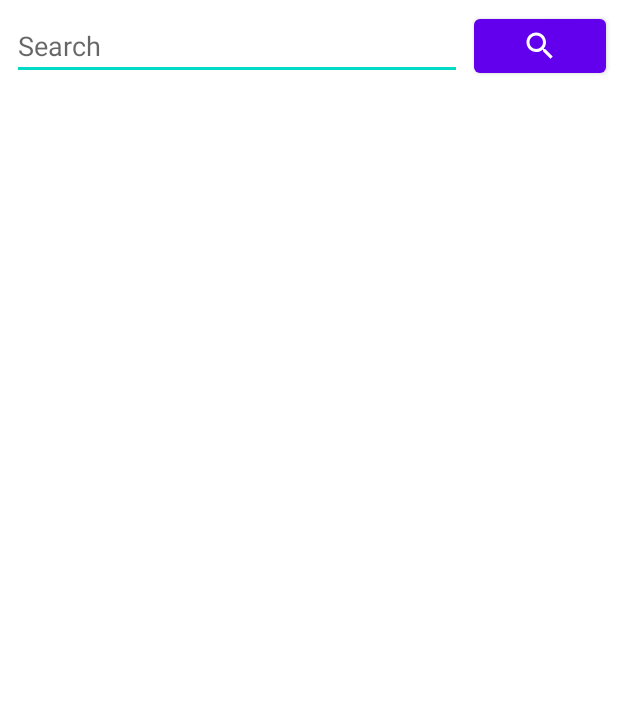
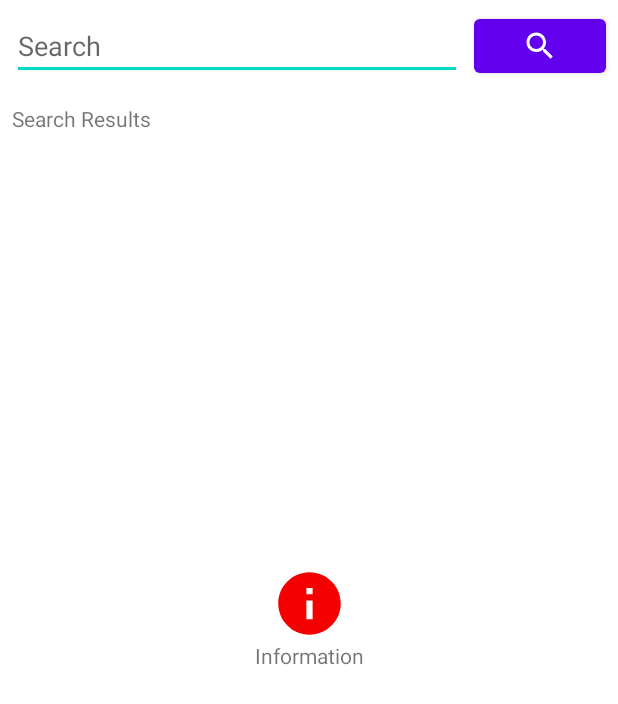
Before and after one commit to ShoaibAkhtar-Blue/BookListing, an Android app: the layout activity_book_listing.xml on its own in the app's theme, with its tools: preview values and no code run, on a phone screen of 412 x 824 dp. Shown: the top 704 px of the screen. Run offline under Robolectric (Android 15) with nearby library versions, the phone set to English and light mode, and no system bars.

Commit message:
Add support for network status and empty view

```diff
--- a/app/src/main/AndroidManifest.xml
+++ b/app/src/main/AndroidManifest.xml
@@ -1,6 +1,9 @@
 <?xml version="1.0" encoding="utf-8"?>
 <manifest xmlns:android="http://schemas.android.com/apk/res/android"
     package="blue.project.booklisting">
+
+    <uses-permission android:name="android.permission.INTERNET" />
+    <uses-permission android:name="android.permission.ACCESS_NETWORK_STATE" />
 
     <application
         android:allowBackup="true"
@@ -20,6 +23,4 @@
         </activity>
     </application>
 
-    <uses-permission android:name="android.permission.INTERNET" />
-
 </manifest>
--- /dev/null
+++ b/app/src/main/res/drawable/ic_baseline_info_24.xml
@@ -0,0 +1,5 @@
+<vector android:height="50dp" android:tint="#F50000"
+    android:viewportHeight="24" android:viewportWidth="24"
+    android:width="50dp" xmlns:android="http://schemas.android.com/apk/res/android">
+    <path android:fillColor="@android:color/white" android:pathData="M12,2C6.48,2 2,6.48 2,12s4.48,10 10,10 10,-4.48 10,-10S17.52,2 12,2zM13,17h-2v-6h2v6zM13,9h-2L11,7h2v2z"/>
+</vector>
--- a/app/src/main/res/layout/activity_book_listing.xml
+++ b/app/src/main/res/layout/activity_book_listing.xml
@@ -40,7 +40,7 @@
         android:layout_marginStart="8dp"
         android:layout_marginTop="16dp"
         android:text="@string/textView_search_results"
-        android:visibility="invisible"
+        android:visibility="visible"
         app:layout_constraintStart_toStartOf="parent"
         app:layout_constraintTop_toBottomOf="@+id/editText_search" />
 
@@ -51,7 +51,35 @@
         android:layout_marginTop="8dp"
         app:layout_constraintBottom_toBottomOf="parent"
         app:layout_constraintEnd_toEndOf="parent"
+        app:layout_constraintHorizontal_bias="0.0"
         app:layout_constraintStart_toStartOf="parent"
-        app:layout_constraintTop_toBottomOf="@+id/textView_search_results" />
+        app:layout_constraintTop_toBottomOf="@+id/textView_search_results"
+        app:layout_constraintVertical_bias="0.0" />
+
+    <LinearLayout
+        android:id="@+id/empty_view"
+        android:layout_width="wrap_content"
+        android:layout_height="wrap_content"
+        android:orientation="vertical"
+        app:layout_constraintBottom_toBottomOf="parent"
+        app:layout_constraintEnd_toEndOf="parent"
+        app:layout_constraintStart_toStartOf="parent"
+        app:layout_constraintTop_toTopOf="parent">
+
+        <ImageView
+            android:id="@+id/imageView_info"
+            android:layout_width="wrap_content"
+            android:layout_height="wrap_content"
+            android:layout_gravity="center"
+            android:src="@drawable/ic_baseline_info_24" />
+
+        <TextView
+            android:id="@+id/textView_info"
+            android:layout_width="wrap_content"
+            android:layout_height="wrap_content"
+            android:layout_gravity="center"
+            android:text="@string/textView_info" />
+
+    </LinearLayout>
 
 </androidx.constraintlayout.widget.ConstraintLayout>
--- a/app/src/main/res/values/strings.xml
+++ b/app/src/main/res/values/strings.xml
@@ -8,4 +8,7 @@
     <string name="textView_publishedDate">Published Date</string>
     <string name="textView_pageCount">Page Count</string>
     <string name="textView_description">Description</string>
+    <string name="textView_info">Information</string>
+    <string name="message_no_network">No Network Connection</string>
+    <string name="message_no_data">No Book Available</string>
 </resources>
```
Also changed, not shown: app/src/main/java/blue/project/booklisting/BookListingActivity.java (+44 -5 lines).
